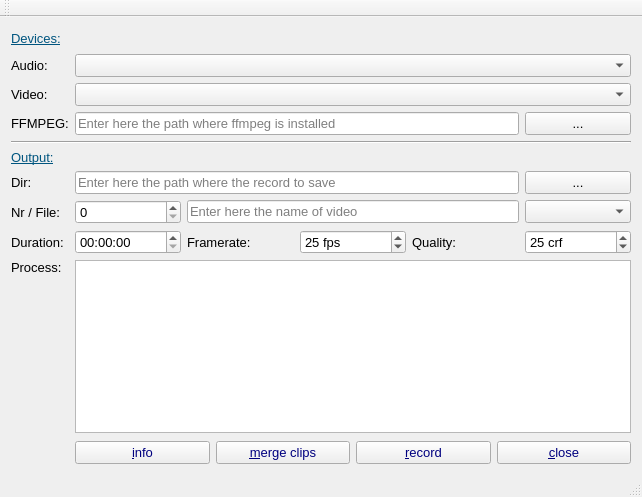
The window that mainwindow.ui (fasa1964/screenrecorder) describes before a commit, drawn with Qt 5.
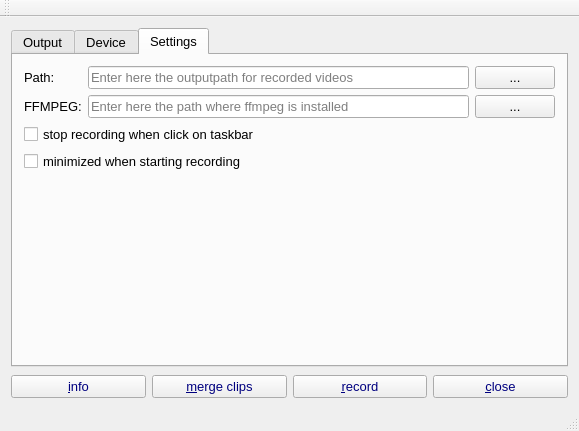
The same window after the commit. The open tabs and pages were chosen to show the change. Icons and pictures are not drawn.

Commit message: Change window style.

```diff
--- a/mainwindow.ui
+++ b/mainwindow.ui
@@ -6,8 +6,8 @@
    <rect>
     <x>0</x>
     <y>0</y>
-    <width>642</width>
-    <height>497</height>
+    <width>579</width>
+    <height>431</height>
    </rect>
   </property>
   <property name="font">
@@ -19,330 +19,319 @@
    <string>MainWindow</string>
   </property>
   <widget class="QWidget" name="centralWidget">
-   <layout class="QGridLayout" name="gridLayout_2">
-    <item row="4" column="0" colspan="6">
-     <widget class="Line" name="line">
-      <property name="orientation">
-       <enum>Qt::Horizontal</enum>
-      </property>
-     </widget>
-    </item>
-    <item row="7" column="1" colspan="4">
-     <widget class="QLineEdit" name="pathRecordEdit">
-      <property name="toolTip">
-       <string>Path of recorded videos to save</string>
-      </property>
-      <property name="placeholderText">
-       <string>Enter here the path where the record to save</string>
-      </property>
-     </widget>
-    </item>
-    <item row="3" column="0">
-     <widget class="QLabel" name="label_11">
-      <property name="text">
-       <string>FFMPEG:</string>
-      </property>
-     </widget>
-    </item>
-    <item row="0" column="1" colspan="5">
-     <spacer name="horizontalSpacer_2">
-      <property name="orientation">
-       <enum>Qt::Horizontal</enum>
-      </property>
-      <property name="sizeHint" stdset="0">
-       <size>
-        <width>559</width>
-        <height>20</height>
-       </size>
-      </property>
-     </spacer>
-    </item>
+   <layout class="QGridLayout" name="gridLayout_6">
     <item row="0" column="0">
-     <widget class="QLabel" name="label">
-      <property name="palette">
-       <palette>
-        <active>
-         <colorrole role="WindowText">
-          <brush brushstyle="SolidPattern">
-           <color alpha="255">
-            <red>0</red>
-            <green>85</green>
-            <blue>127</blue>
-           </color>
-          </brush>
-         </colorrole>
-        </active>
-        <inactive>
-         <colorrole role="WindowText">
-          <brush brushstyle="SolidPattern">
-           <color alpha="255">
-            <red>0</red>
-            <green>85</green>
-            <blue>127</blue>
-           </color>
-          </brush>
-         </colorrole>
-        </inactive>
-        <disabled>
-         <colorrole role="WindowText">
-          <brush brushstyle="SolidPattern">
-           <color alpha="255">
-            <red>120</red>
-            <green>120</green>
-            <blue>120</blue>
-           </color>
-          </brush>
-         </colorrole>
-        </disabled>
-       </palette>
+     <widget class="QTabWidget" name="tabWidget">
+      <property name="currentIndex">
+       <number>0</number>
       </property>
-      <property name="font">
-       <font>
-        <underline>true</underline>
-        <strikeout>false</strikeout>
-       </font>
-      </property>
-      <property name="text">
-       <string>Devices:</string>
-      </property>
-     </widget>
-    </item>
-    <item row="2" column="0">
-     <widget class="QLabel" name="label_3">
-      <property name="text">
-       <string>Video:</string>
-      </property>
-     </widget>
-    </item>
-    <item row="1" column="0">
-     <widget class="QLabel" name="label_2">
-      <property name="text">
-       <string>Audio:</string>
-      </property>
-     </widget>
-    </item>
-    <item row="5" column="0" rowspan="2">
-     <widget class="QLabel" name="label_9">
-      <property name="palette">
-       <palette>
-        <active>
-         <colorrole role="WindowText">
-          <brush brushstyle="SolidPattern">
-           <color alpha="255">
-            <red>0</red>
-            <green>85</green>
-            <blue>127</blue>
-           </color>
-          </brush>
-         </colorrole>
-        </active>
-        <inactive>
-         <colorrole role="WindowText">
-          <brush brushstyle="SolidPattern">
-           <color alpha="255">
-            <red>0</red>
-            <green>85</green>
-            <blue>127</blue>
-           </color>
-          </brush>
-         </colorrole>
-        </inactive>
-        <disabled>
-         <colorrole role="WindowText">
-          <brush brushstyle="SolidPattern">
-           <color alpha="255">
-            <red>120</red>
-            <green>120</green>
-            <blue>120</blue>
-           </color>
-          </brush>
-         </colorrole>
-        </disabled>
-       </palette>
-      </property>
-      <property name="font">
-       <font>
-        <underline>true</underline>
-       </font>
-      </property>
-      <property name="text">
-       <string>Output:</string>
-      </property>
-     </widget>
-    </item>
-    <item row="3" column="5">
-     <widget class="QPushButton" name="ffmpegDirButton">
-      <property name="maximumSize">
-       <size>
-        <width>129</width>
-        <height>16777215</height>
-       </size>
-      </property>
-      <property name="toolTip">
-       <string>Opnes a file dialog</string>
-      </property>
-      <property name="text">
-       <string>...</string>
-      </property>
-     </widget>
-    </item>
-    <item row="1" column="1" colspan="5">
-     <widget class="QComboBox" name="audioDeviceBox"/>
-    </item>
-    <item row="7" column="0">
-     <widget class="QLabel" name="label_10">
-      <property name="text">
-       <string>Dir:</string>
-      </property>
-     </widget>
-    </item>
-    <item row="3" column="1" colspan="4">
-     <widget class="QLineEdit" name="ffmpegEdit">
-      <property name="toolTip">
-       <string>Path where ffmpeg is installed include ffmpg.exe</string>
-      </property>
-      <property name="placeholderText">
-       <string>Enter here the path where ffmpeg is installed</string>
-      </property>
-     </widget>
-    </item>
-    <item row="2" column="1" colspan="5">
-     <widget class="QComboBox" name="videoDeviceBox"/>
-    </item>
-    <item row="11" column="0">
-     <widget class="QLabel" name="label_4">
-      <property name="text">
-       <string>Process:</string>
-      </property>
-     </widget>
-    </item>
-    <item row="10" column="5">
-     <widget class="QSpinBox" name="crfBox">
-      <property name="toolTip">
-       <string>Quality of video
+      <widget class="QWidget" name="tab">
+       <attribute name="title">
+        <string>Output</string>
+       </attribute>
+       <layout class="QGridLayout" name="gridLayout_5">
+        <item row="0" column="0">
+         <layout class="QGridLayout" name="gridLayout_3">
+          <item row="0" column="0">
+           <widget class="QLabel" name="label_5">
+            <property name="text">
+             <string>Nr.</string>
+            </property>
+           </widget>
+          </item>
+          <item row="0" column="1">
+           <widget class="QLabel" name="label_12">
+            <property name="text">
+             <string>Name</string>
+            </property>
+           </widget>
+          </item>
+          <item row="0" column="2">
+           <widget class="QLabel" name="label_13">
+            <property name="text">
+             <string>Format</string>
+            </property>
+           </widget>
+          </item>
+          <item row="1" column="0">
+           <widget class="QSpinBox" name="nrBox">
+            <property name="toolTip">
+             <string>Enter a value for a number of video</string>
+            </property>
+           </widget>
+          </item>
+          <item row="1" column="1">
+           <widget class="QLineEdit" name="outputEdit">
+            <property name="toolTip">
+             <string>Name of video</string>
+            </property>
+            <property name="placeholderText">
+             <string>Enter here the name of video</string>
+            </property>
+           </widget>
+          </item>
+          <item row="1" column="2">
+           <widget class="QComboBox" name="videoFormatBox">
+            <property name="maximumSize">
+             <size>
+              <width>129</width>
+              <height>16777215</height>
+             </size>
+            </property>
+            <property name="toolTip">
+             <string>Videoformat</string>
+            </property>
+           </widget>
+          </item>
+         </layout>
+        </item>
+        <item row="1" column="0">
+         <layout class="QGridLayout" name="gridLayout_4">
+          <item row="0" column="0">
+           <widget class="QLabel" name="label_7">
+            <property name="text">
+             <string>Framerate:</string>
+            </property>
+           </widget>
+          </item>
+          <item row="0" column="1">
+           <widget class="QLabel" name="label_6">
+            <property name="text">
+             <string>Duration:</string>
+            </property>
+           </widget>
+          </item>
+          <item row="0" column="2">
+           <widget class="QLabel" name="label_8">
+            <property name="text">
+             <string>Quality:</string>
+            </property>
+           </widget>
+          </item>
+          <item row="1" column="0">
+           <widget class="QSpinBox" name="fpsBox">
+            <property name="toolTip">
+             <string>Video framerate (fps} </string>
+            </property>
+            <property name="suffix">
+             <string> fps</string>
+            </property>
+            <property name="prefix">
+             <string/>
+            </property>
+            <property name="maximum">
+             <number>100</number>
+            </property>
+            <property name="value">
+             <number>25</number>
+            </property>
+           </widget>
+          </item>
+          <item row="1" column="1">
+           <widget class="QTimeEdit" name="timeEdit">
+            <property name="toolTip">
+             <string>Duration time for recording</string>
+            </property>
+            <property name="displayFormat">
+             <string>HH:mm:ss</string>
+            </property>
+           </widget>
+          </item>
+          <item row="1" column="2">
+           <widget class="QSpinBox" name="crfBox">
+            <property name="toolTip">
+             <string>Quality of video
 Less value better quality larger file</string>
-      </property>
-      <property name="suffix">
-       <string> crf</string>
-      </property>
-      <property name="minimum">
-       <number>10</number>
-      </property>
-      <property name="maximum">
-       <number>31</number>
-      </property>
-      <property name="value">
-       <number>25</number>
-      </property>
+            </property>
+            <property name="suffix">
+             <string> crf</string>
+            </property>
+            <property name="minimum">
+             <number>10</number>
+            </property>
+            <property name="maximum">
+             <number>31</number>
+            </property>
+            <property name="value">
+             <number>25</number>
+            </property>
+           </widget>
+          </item>
+         </layout>
+        </item>
+        <item row="2" column="0">
+         <widget class="QLabel" name="label_4">
+          <property name="text">
+           <string>Process:</string>
+          </property>
+         </widget>
+        </item>
+        <item row="3" column="0">
+         <widget class="QTextBrowser" name="processOutputText">
+          <property name="toolTip">
+           <string>Shows the outputs from ffmpeg</string>
+          </property>
+         </widget>
+        </item>
+       </layout>
+      </widget>
+      <widget class="QWidget" name="tab_2">
+       <attribute name="title">
+        <string>Device</string>
+       </attribute>
+       <layout class="QGridLayout" name="gridLayout">
+        <item row="0" column="0">
+         <widget class="QLabel" name="label_2">
+          <property name="text">
+           <string>Audio:</string>
+          </property>
+         </widget>
+        </item>
+        <item row="0" column="1">
+         <widget class="QComboBox" name="audioDeviceBox">
+          <property name="sizePolicy">
+           <sizepolicy hsizetype="Expanding" vsizetype="Fixed">
+            <horstretch>0</horstretch>
+            <verstretch>0</verstretch>
+           </sizepolicy>
+          </property>
+         </widget>
+        </item>
+        <item row="1" column="0">
+         <widget class="QLabel" name="label_3">
+          <property name="text">
+           <string>Video:</string>
+          </property>
+         </widget>
+        </item>
+        <item row="1" column="1">
+         <widget class="QComboBox" name="videoDeviceBox">
+          <property name="sizePolicy">
+           <sizepolicy hsizetype="Expanding" vsizetype="Fixed">
+            <horstretch>0</horstretch>
+            <verstretch>0</verstretch>
+           </sizepolicy>
+          </property>
+         </widget>
+        </item>
+        <item row="2" column="1">
+         <spacer name="verticalSpacer_2">
+          <property name="orientation">
+           <enum>Qt::Vertical</enum>
+          </property>
+          <property name="sizeHint" stdset="0">
+           <size>
+            <width>20</width>
+            <height>213</height>
+           </size>
+          </property>
+         </spacer>
+        </item>
+       </layout>
+      </widget>
+      <widget class="QWidget" name="tab_3">
+       <attribute name="title">
+        <string>Settings</string>
+       </attribute>
+       <layout class="QGridLayout" name="gridLayout_2">
+        <item row="0" column="0">
+         <widget class="QLabel" name="label_10">
+          <property name="text">
+           <string>Path:</string>
+          </property>
+         </widget>
+        </item>
+        <item row="0" column="1">
+         <widget class="QLineEdit" name="outputPathEdit">
+          <property name="toolTip">
+           <string>Path of recorded videos to save</string>
+          </property>
+          <property name="placeholderText">
+           <string>Enter here the outputpath for recorded videos</string>
+          </property>
+         </widget>
+        </item>
+        <item row="0" column="2">
+         <widget class="QPushButton" name="outputPathButton">
+          <property name="maximumSize">
+           <size>
+            <width>129</width>
+            <height>16777215</height>
+           </size>
+          </property>
+          <property name="toolTip">
+           <string>Opens a dialog to set the the directorie for saving the recorded videos</string>
+          </property>
+          <property name="text">
+           <string>...</string>
+          </property>
+         </widget>
+        </item>
+        <item row="1" column="0">
+         <widget class="QLabel" name="label_11">
+          <property name="text">
+           <string>FFMPEG:</string>
+          </property>
+         </widget>
+        </item>
+        <item row="1" column="1">
+         <widget class="QLineEdit" name="ffmpegPathEdit">
+          <property name="toolTip">
+           <string>Path where ffmpeg is installed include ffmpg.exe</string>
+          </property>
+          <property name="placeholderText">
+           <string>Enter here the path where ffmpeg is installed</string>
+          </property>
+         </widget>
+        </item>
+        <item row="1" column="2">
+         <widget class="QPushButton" name="ffmpegPathButton">
+          <property name="maximumSize">
+           <size>
+            <width>129</width>
+            <height>16777215</height>
+           </size>
+          </property>
+          <property name="toolTip">
+           <string>Opnes a file dialog</string>
+          </property>
+          <property name="text">
+           <string>...</string>
+          </property>
+         </widget>
+        </item>
+        <item row="2" column="0" colspan="2">
+         <widget class="QCheckBox" name="stopRecordingBox">
+          <property name="text">
+           <string>stop recording when click on taskbar</string>
+          </property>
+         </widget>
+        </item>
+        <item row="3" column="0" colspan="2">
+         <widget class="QCheckBox" name="minimizedBox">
+          <property name="text">
+           <string>minimized when starting recording</string>
+          </property>
+         </widget>
+        </item>
+        <item row="4" column="0">
+         <spacer name="verticalSpacer_3">
+          <property name="orientation">
+           <enum>Qt::Vertical</enum>
+          </property>
+          <property name="sizeHint" stdset="0">
+           <size>
+            <width>20</width>
+            <height>40</height>
+           </size>
+          </property>
+         </spacer>
+        </item>
+       </layout>
+      </widget>
      </widget>
     </item>
-    <item row="10" column="4">
-     <widget class="QLabel" name="label_8">
-      <property name="text">
-       <string>Quality:</string>
-      </property>
-     </widget>
-    </item>
-    <item row="11" column="1" rowspan="2" colspan="5">
-     <widget class="QTextBrowser" name="processOutputText">
-      <property name="toolTip">
-       <string>Shows the outputs from ffmpeg</string>
-      </property>
-     </widget>
-    </item>
-    <item row="9" column="0">
-     <widget class="QLabel" name="label_5">
-      <property name="text">
-       <string>Nr / File:</string>
-      </property>
-     </widget>
-    </item>
-    <item row="9" column="5">
-     <widget class="QComboBox" name="videoFormatBox">
-      <property name="maximumSize">
-       <size>
-        <width>129</width>
-        <height>16777215</height>
-       </size>
-      </property>
-      <property name="toolTip">
-       <string>Videoformat</string>
-      </property>
-     </widget>
-    </item>
-    <item row="12" column="0">
-     <spacer name="verticalSpacer">
-      <property name="orientation">
-       <enum>Qt::Vertical</enum>
-      </property>
-      <property name="sizeHint" stdset="0">
-       <size>
-        <width>20</width>
-        <height>56</height>
-       </size>
-      </property>
-     </spacer>
-    </item>
-    <item row="10" column="1">
-     <widget class="QTimeEdit" name="timeEdit">
-      <property name="toolTip">
-       <string>Duration time for recording</string>
-      </property>
-      <property name="displayFormat">
-       <string>HH:mm:ss</string>
-      </property>
-     </widget>
-    </item>
-    <item row="10" column="0">
-     <widget class="QLabel" name="label_6">
-      <property name="text">
-       <string>Duration:</string>
-      </property>
-     </widget>
-    </item>
-    <item row="10" column="2">
-     <widget class="QLabel" name="label_7">
-      <property name="text">
-       <string>Framerate:</string>
-      </property>
-     </widget>
-    </item>
-    <item row="10" column="3">
-     <widget class="QSpinBox" name="fpsBox">
-      <property name="toolTip">
-       <string>Video framerate (fps} </string>
-      </property>
-      <property name="suffix">
-       <string> fps</string>
-      </property>
-      <property name="prefix">
-       <string/>
-      </property>
-      <property name="maximum">
-       <number>100</number>
-      </property>
-      <property name="value">
-       <number>25</number>
-      </property>
-     </widget>
-    </item>
-    <item row="7" column="5">
-     <widget class="QPushButton" name="dirButton">
-      <property name="maximumSize">
-       <size>
-        <width>129</width>
-        <height>16777215</height>
-       </size>
-      </property>
-      <property name="toolTip">
-       <string>Opens a dialog to set the the directorie for saving the recorded videos</string>
-      </property>
-      <property name="text">
-       <string>...</string>
-      </property>
-     </widget>
-    </item>
-    <item row="13" column="1" colspan="5">
+    <item row="1" column="0">
      <layout class="QHBoxLayout" name="horizontalLayout">
       <property name="leftMargin">
        <number>0</number>
@@ -540,23 +529,6 @@
       </item>
      </layout>
     </item>
-    <item row="9" column="2" colspan="3">
-     <widget class="QLineEdit" name="outputEdit">
-      <property name="toolTip">
-       <string>Name of video</string>
-      </property>
-      <property name="placeholderText">
-       <string>Enter here the name of video</string>
-      </property>
-     </widget>
-    </item>
-    <item row="9" column="1">
-     <widget class="QSpinBox" name="nrBox">
-      <property name="toolTip">
-       <string>Enter a value for a number of video</string>
-      </property>
-     </widget>
-    </item>
    </layout>
   </widget>
   <widget class="QToolBar" name="mainToolBar">
```
Left out of the diff: 8 changed lines with no effect on the pictures.
